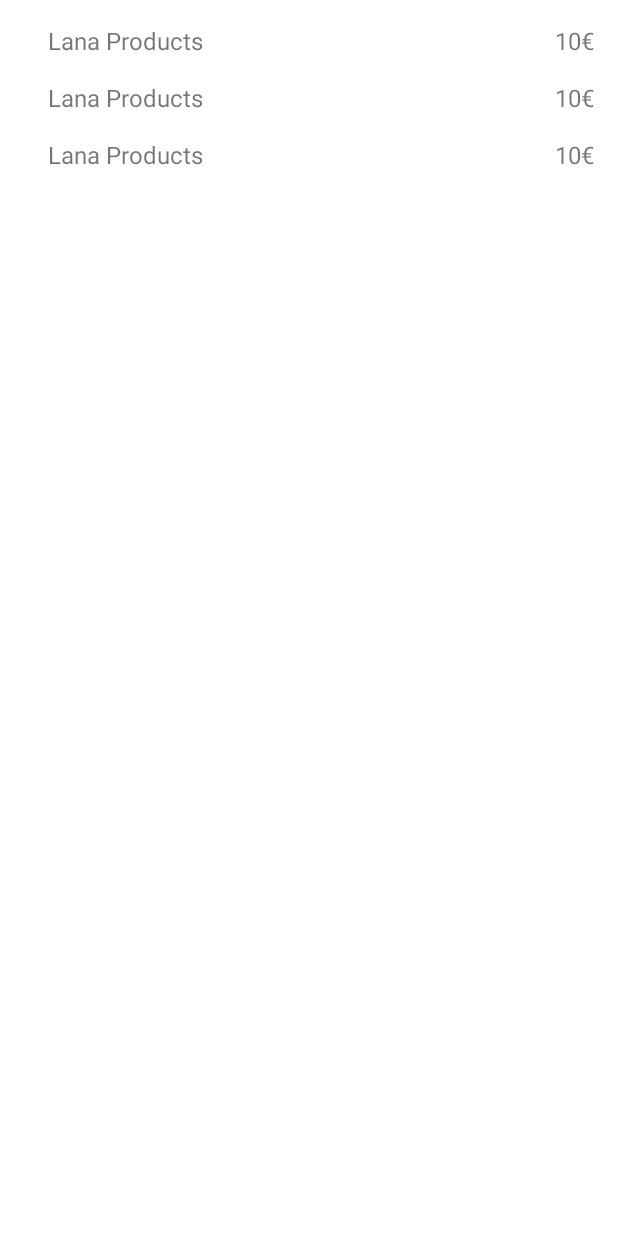
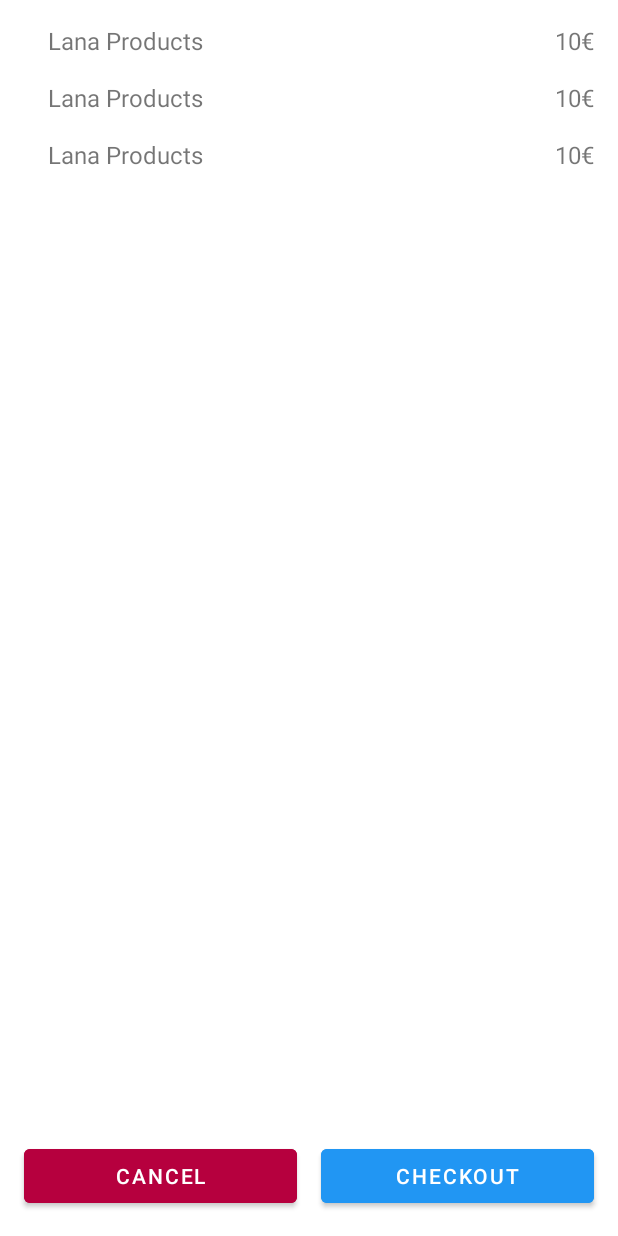
Before and after one commit to kunotatemaki/LanaApplication, an Android app: the layout fragment_checkout_dialog.xml on its own in the app's theme, with its tools: preview values and no code run, on a phone screen of 412 x 824 dp. Run offline under Robolectric (Android 15) with nearby library versions, the phone set to English and light mode, and no system bars.

Commit message:
buttons and dialog to force at least one item in the basket

```diff
--- a/app/src/debug/java/testclasses/AppModuleForTest.kt
+++ b/app/src/debug/java/testclasses/AppModuleForTest.kt
@@ -18,6 +18,7 @@ import com.raul.androidapps.lanaapplication.security.EncryptionImpl
 import com.raul.androidapps.lanaapplication.ui.checkout.CheckoutViewModel
 import com.raul.androidapps.lanaapplication.ui.main.ProductsViewModel
 import com.raul.androidapps.lanaapplication.utils.RateLimiter
+import com.raul.androidapps.lanaapplication.utils.ViewUtils
 import dagger.Module
 import dagger.Provides
 import javax.inject.Singleton
@@ -77,4 +78,7 @@ open class AppModuleForTest {
     fun provideDb(
         context: Context
     ): AppDatabase = AppDatabase.getInstance(context)
+
+    @Provides
+    fun providesViewUtils(): ViewUtils = ViewUtils()
 }
--- a/app/src/main/java/com/raul/androidapps/lanaapplication/di/modules/ProvidesModule.kt
+++ b/app/src/main/java/com/raul/androidapps/lanaapplication/di/modules/ProvidesModule.kt
@@ -8,6 +8,7 @@ import com.raul.androidapps.lanaapplication.resources.ResourcesManager
 import com.raul.androidapps.lanaapplication.ui.checkout.CheckoutViewModel
 import com.raul.androidapps.lanaapplication.ui.main.ProductsViewModel
 import com.raul.androidapps.lanaapplication.utils.RateLimiter
+import com.raul.androidapps.lanaapplication.utils.ViewUtils
 import dagger.Module
 import dagger.Provides
 import javax.inject.Singleton
@@ -34,5 +35,7 @@ class ProvidesModule {
     @Provides
     fun provideCheckoutViewModel(repository: Repository, resourcesManager: ResourcesManager): CheckoutViewModel = CheckoutViewModel(repository, resourcesManager)
 
+    @Provides
+    fun providesViewUtils(): ViewUtils = ViewUtils()
 
 }
--- a/app/src/main/java/com/raul/androidapps/lanaapplication/extensions/CustomExtension.kt
+++ b/app/src/main/java/com/raul/androidapps/lanaapplication/extensions/CustomExtension.kt
@@ -11,9 +11,6 @@ fun String.normalizedString(): String {
     return normalized.replace("[^\\p{ASCII}]".toRegex(), "").trim { it <= ' ' }.toLowerCase()
 }
 
-fun <X, Y> LiveData<X>.switchMap(func: (X) -> LiveData<Y>)
-        = Transformations.switchMap(this, func)
-
 fun <T> WeakReference<T>.safe(body : T.() -> Unit) {
     this.get()?.body()
 }
--- a/app/src/main/java/com/raul/androidapps/lanaapplication/ui/checkout/CheckoutAdapter.kt
+++ b/app/src/main/java/com/raul/androidapps/lanaapplication/ui/checkout/CheckoutAdapter.kt
@@ -14,7 +14,6 @@ import com.raul.androidapps.lanaapplication.resources.ResourcesManager
 
 class CheckoutAdapter(
     private var checkout: Checkout,
-    private val checkoutBasketInteractions: CheckoutBasketInteractions,
     private val resourcesManager: ResourcesManager,
     private val bindingComponent: BindingComponent
 ) :
--- a/app/src/main/java/com/raul/androidapps/lanaapplication/ui/checkout/CheckoutBasketInteractions.kt
+++ b/app/src/main/java/com/raul/androidapps/lanaapplication/ui/checkout/CheckoutBasketInteractions.kt
@@ -3,4 +3,5 @@ package com.raul.androidapps.lanaapplication.ui.checkout
 
 interface CheckoutBasketInteractions {
     fun clearBasket()
+    fun checkout()
 }
--- a/app/src/main/java/com/raul/androidapps/lanaapplication/ui/checkout/CheckoutViewHolder.kt
+++ b/app/src/main/java/com/raul/androidapps/lanaapplication/ui/checkout/CheckoutViewHolder.kt
@@ -80,4 +80,5 @@ class DiscountCheckoutViewHolder(
             binding.checkoutItemPrice.text = "${discount.savedMoney}€"
         }
     }
+
 }
--- a/app/src/main/java/com/raul/androidapps/lanaapplication/ui/common/BaseFragment.kt
+++ b/app/src/main/java/com/raul/androidapps/lanaapplication/ui/common/BaseFragment.kt
@@ -2,6 +2,7 @@ package com.raul.androidapps.lanaapplication.ui.common
 
 import com.raul.androidapps.lanaapplication.databinding.BindingComponent
 import com.raul.androidapps.lanaapplication.resources.ResourcesManager
+import com.raul.androidapps.lanaapplication.utils.ViewUtils
 import dagger.android.support.DaggerFragment
 import javax.inject.Inject
 
@@ -17,4 +18,7 @@ abstract class BaseFragment : DaggerFragment() {
     @Inject
     protected lateinit var resourcesManager: ResourcesManager
 
+    @Inject
+    protected lateinit var viewUtils: ViewUtils
+
 }
--- a/app/src/main/java/com/raul/androidapps/lanaapplication/ui/main/ProductsBasketInteractions.kt
+++ b/app/src/main/java/com/raul/androidapps/lanaapplication/ui/main/ProductsBasketInteractions.kt
@@ -4,4 +4,5 @@ package com.raul.androidapps.lanaapplication.ui.main
 interface ProductsBasketInteractions {
     fun addProductToBasket(code: String?)
     fun removeProductToBasket(code: String?)
+    fun clearBasket()
 }
--- a/app/src/main/java/com/raul/androidapps/lanaapplication/ui/main/ProductsViewModel.kt
+++ b/app/src/main/java/com/raul/androidapps/lanaapplication/ui/main/ProductsViewModel.kt
@@ -73,8 +73,12 @@ open class ProductsViewModel constructor(private val repository: Repository) : V
             repository.removeProductFromBasket(code)
         }
 
+    fun clearBasket() =
+        viewModelScope.launch {
+            repository.clearBasket()
+        }
 
-    fun getSelectedItems(): Int =
+    fun getNumberOfSelectedItems(): Int =
         productsIbBasket.value?.sumBy { it.selections } ?: 0
 
 }
--- a/app/src/main/res/layout/fragment_checkout_dialog.xml
+++ b/app/src/main/res/layout/fragment_checkout_dialog.xml
@@ -4,8 +4,8 @@
     xmlns:app="http://schemas.android.com/apk/res-auto">
 
     <androidx.constraintlayout.widget.ConstraintLayout
-        android:layout_height="match_parent"
-        android:layout_width="match_parent">
+        android:layout_width="match_parent"
+        android:layout_height="match_parent">
 
         <androidx.recyclerview.widget.RecyclerView
             android:id="@+id/checkout_list"
@@ -13,10 +13,37 @@
             android:layout_height="match_parent"
             android:clipToPadding="false"
             android:paddingTop="@dimen/list_item_spacing_half"
-            android:paddingBottom="@dimen/list_item_spacing_half"
+            android:paddingBottom="80dp"
+            app:layoutManager="androidx.recyclerview.widget.LinearLayoutManager"
             tools:context=".ui.checkout.CheckoutDialogFragment"
             tools:listitem="@layout/checkout_item"
-            app:layoutManager="androidx.recyclerview.widget.LinearLayoutManager"/>
+            />
+        <com.google.android.material.button.MaterialButton
+            android:id="@+id/cancel_action"
+            android:layout_width="0dp"
+            android:layout_height="48dp"
+            android:backgroundTint="@color/cancelButton"
+            android:layout_marginStart="16dp"
+            android:layout_marginBottom="16dp"
+            android:layout_marginEnd="8dp"
+            android:text="@string/cancel"
+            app:layout_constraintBottom_toBottomOf="parent"
+            app:layout_constraintEnd_toStartOf="@+id/checkout_action"
+            app:layout_constraintHorizontal_bias="0.5"
+            app:layout_constraintStart_toStartOf="parent" />
+
+        <com.google.android.material.button.MaterialButton
+            android:id="@+id/checkout_action"
+            android:layout_width="0dp"
+            android:layout_height="48dp"
+            android:layout_marginEnd="16dp"
+            android:layout_marginStart="8dp"
+            android:backgroundTint="@color/checkoutButton"
+            android:text="@string/checkout"
+            app:layout_constraintBaseline_toBaselineOf="@id/cancel_action"
+            app:layout_constraintEnd_toEndOf="parent"
+            app:layout_constraintStart_toEndOf="@+id/cancel_action" />
+
     </androidx.constraintlayout.widget.ConstraintLayout>
 
 </layout>
--- a/app/src/main/res/values/colors.xml
+++ b/app/src/main/res/values/colors.xml
@@ -7,4 +7,6 @@
     <color name="timesInBasketColor">#0142C5</color>
     <color name="priceColor">#B3013D</color>
     <color name="badge_background_color">#F4E136</color>
+    <color name="checkoutButton">#2196F3</color>
+    <color name="cancelButton">#B6003E</color>
 </resources>
--- a/app/src/main/res/values/strings.xml
+++ b/app/src/main/res/values/strings.xml
@@ -9,6 +9,9 @@
     <string name="discount_checkout_empty">No discounts applied</string>
     <string name="money_saved">You save</string>
     <string name="money_to_pay">You pay</string>
+    <string name="cancel">Cancel</string>
+    <string name="select_items">Add at least one item to the basket</string>
+    <string name="accept">Accept</string>
     <plurals name="numberOfItems">
         <item quantity="one">%d item in the basket</item>
         <item quantity="other">%d items in the basket</item>
```
Also changed, not shown: app/src/main/java/com/raul/androidapps/lanaapplication/ui/checkout/CheckoutDialogFragment.kt (+14 -2 lines), app/src/main/java/com/raul/androidapps/lanaapplication/ui/main/ProductsFragment.kt (+20 -2 lines), app/src/main/java/com/raul/androidapps/lanaapplication/utils/ViewUtils.kt (added, +143 -0 lines).
